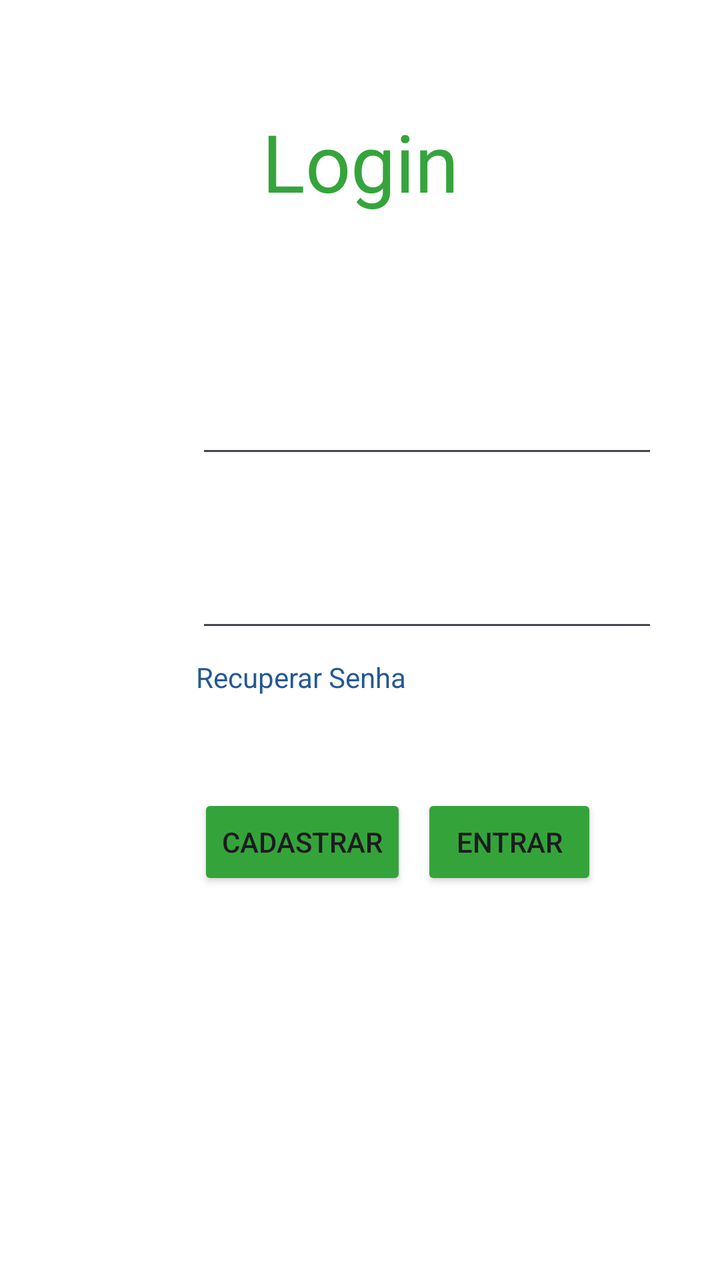
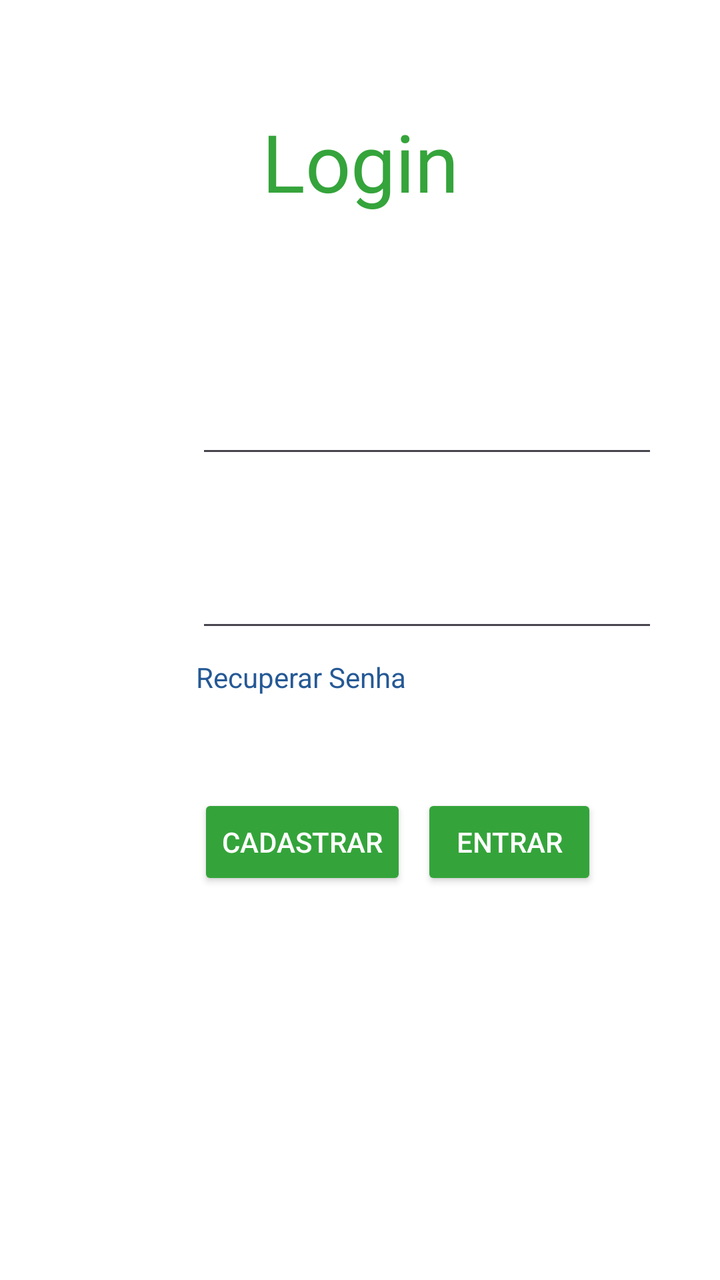

An Android layout rendered at two revisions. The XML below is the earlier revision; the diff shows what the commit changed to produce the second picture.
<!-- AndroidManifest.xml: application theme Theme.Ditado -->
<!-- res/layout/fragment_login.xml -->
<?xml version="1.0" encoding="utf-8"?>
<androidx.constraintlayout.widget.ConstraintLayout xmlns:android="http://schemas.android.com/apk/res/android"
    xmlns:app="http://schemas.android.com/apk/res-auto"
    xmlns:tools="http://schemas.android.com/tools"
    android:id="@+id/main"
    android:layout_width="match_parent"
    android:layout_height="match_parent"
    tools:context=".LoginFragment"
    android:background="@color/white">

    <EditText
        android:id="@+id/edtSenha"
        android:layout_width="231dp"
        android:layout_height="44dp"
        android:layout_marginStart="98dp"
        android:layout_marginTop="12dp"
        android:layout_marginEnd="85dp"
        android:ems="10"
        android:inputType="text"
        app:layout_constraintEnd_toEndOf="parent"
        app:layout_constraintHorizontal_bias="0.0"
        app:layout_constraintStart_toStartOf="parent"
        app:layout_constraintTop_toBottomOf="@+id/txtSenha" />

    <Button
        android:id="@+id/btnEntrar"
        android:layout_width="wrap_content"
        android:layout_height="wrap_content"
        android:layout_marginStart="30dp"
        android:layout_marginTop="76dp"
        android:layout_marginEnd="84dp"
        android:backgroundTint="@color/destaque"
        android:text="Entrar"
        app:layout_constraintEnd_toEndOf="parent"
        app:layout_constraintStart_toEndOf="@+id/btnCadastrar"
        app:layout_constraintTop_toBottomOf="@+id/edtSenha" />

    <Button
        android:id="@+id/btnCadastrar"
        android:layout_width="wrap_content"
        android:layout_height="wrap_content"
        android:layout_marginStart="99dp"
        android:layout_marginTop="76dp"
        android:backgroundTint="@color/destaque"
        android:text="Cadastrar"
        app:layout_constraintStart_toStartOf="parent"
        app:layout_constraintTop_toBottomOf="@+id/edtSenha" />

    <TextView
        android:id="@+id/txtResetPass"
        android:layout_width="wrap_content"
        android:layout_height="wrap_content"
        android:layout_marginStart="98dp"
        android:layout_marginTop="8dp"
        android:layout_marginEnd="210dp"
        android:clickable="true"
        android:focusable="true"
        android:text="Recuperar Senha"
        android:textColor="#255995"
        app:layout_constraintEnd_toEndOf="parent"
        app:layout_constraintHorizontal_bias="0.0"
        app:layout_constraintStart_toStartOf="parent"
        app:layout_constraintTop_toBottomOf="@+id/edtSenha" />

    <EditText
        android:id="@+id/edtEmail"
        android:layout_width="231dp"
        android:layout_height="44dp"
        android:layout_marginStart="98dp"
        android:layout_marginTop="12dp"
        android:layout_marginEnd="85dp"
        android:ems="10"
        android:inputType="text"
        app:layout_constraintEnd_toEndOf="parent"
        app:layout_constraintHorizontal_bias="0.0"
        app:layout_constraintStart_toStartOf="parent"
        app:layout_constraintTop_toBottomOf="@+id/txtEmail" />

    <TextView
        android:id="@+id/txtSenha"
        android:layout_width="wrap_content"
        android:layout_height="wrap_content"
        android:layout_marginStart="99dp"
        android:layout_marginTop="12dp"
        android:layout_marginEnd="273dp"
        android:text="Senha"
        android:textColor="@color/destaque"
        app:layout_constraintEnd_toEndOf="parent"
        app:layout_constraintStart_toStartOf="parent"
        app:layout_constraintTop_toBottomOf="@+id/edtEmail" />

    <TextView
        android:id="@+id/txtEmail"
        android:layout_width="wrap_content"
        android:layout_height="wrap_content"
        android:layout_marginStart="99dp"
        android:layout_marginTop="159dp"
        android:layout_marginEnd="277dp"
        android:text="Email"
        android:textColor="@color/destaque"
        app:layout_constraintEnd_toEndOf="parent"
        app:layout_constraintStart_toStartOf="parent"
        app:layout_constraintTop_toTopOf="parent" />

    <TextView
        android:id="@+id/tituloLogin"
        android:layout_width="wrap_content"
        android:layout_height="wrap_content"
        android:layout_marginStart="156dp"
        android:layout_marginTop="54dp"
        android:layout_marginEnd="156dp"
        android:text="Login"
        android:textColor="@color/destaque"
        android:textSize="40sp"
        app:layout_constraintEnd_toEndOf="parent"
        app:layout_constraintStart_toStartOf="parent"
        app:layout_constraintTop_toTopOf="parent" />

</androidx.constraintlayout.widget.ConstraintLayout>
<!-- resources referenced by this layout -->
<resources>
  <color name="destaque">#FE34A43A</color>
  <color name="white">#FFFFFFFF</color>
  <style name="Theme.Ditado" parent="Base.Theme.Ditado" />
  <style name="Base.Theme.Ditado" parent="Theme.Material3.DayNight.NoActionBar">
          
          
      </style>
</resources>

<!-- the commit's change to res/layout/fragment_login.xml (unified diff, before → after) -->
@@ -31,6 +31,7 @@
         android:layout_marginEnd="84dp"
         android:backgroundTint="@color/destaque"
         android:text="Entrar"
+        android:textColor="@color/white"
         app:layout_constraintEnd_toEndOf="parent"
         app:layout_constraintStart_toEndOf="@+id/btnCadastrar"
         app:layout_constraintTop_toBottomOf="@+id/edtSenha" />
@@ -42,7 +43,9 @@
         android:layout_marginStart="99dp"
         android:layout_marginTop="76dp"
         android:backgroundTint="@color/destaque"
+        android:foregroundTint="@color/white"
         android:text="Cadastrar"
+        android:textColor="@color/white"
         app:layout_constraintStart_toStartOf="parent"
         app:layout_constraintTop_toBottomOf="@+id/edtSenha" />
 
